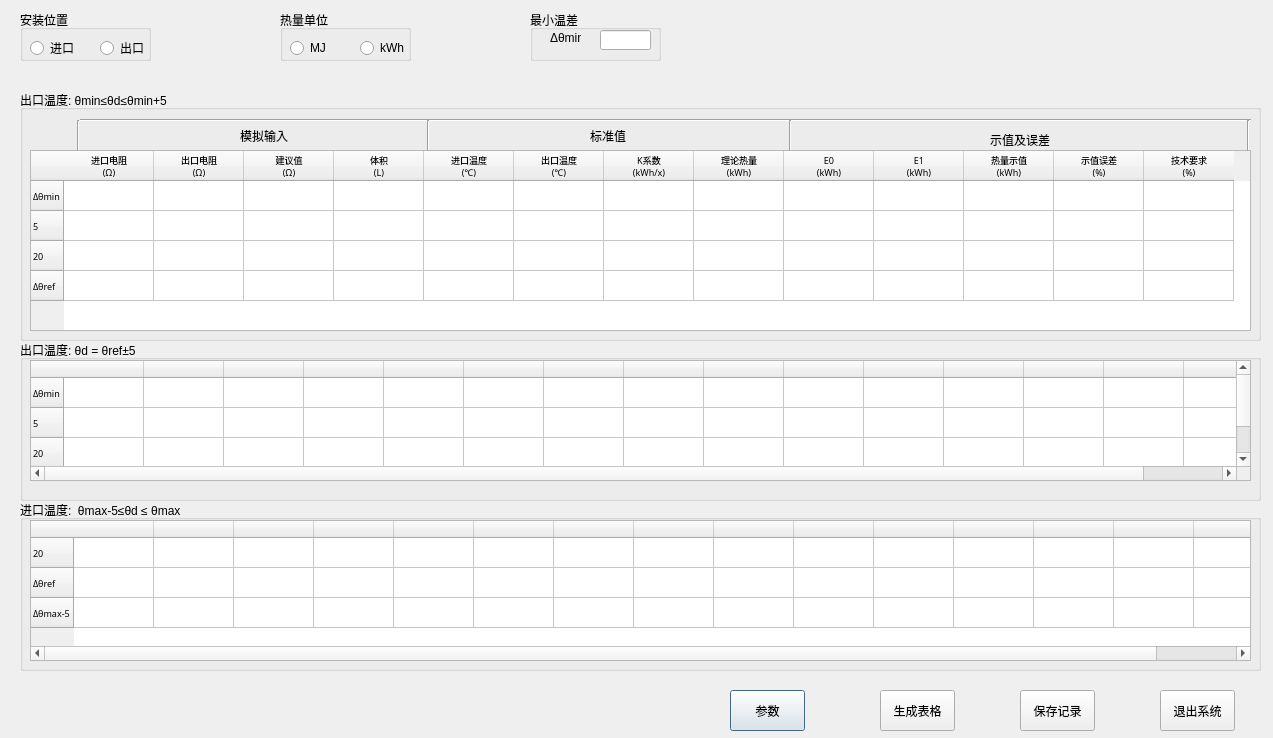
Before: the Qt Designer form source/calcverify/calcverify.ui in flimmy78/qtverify, drawn with Qt 5.
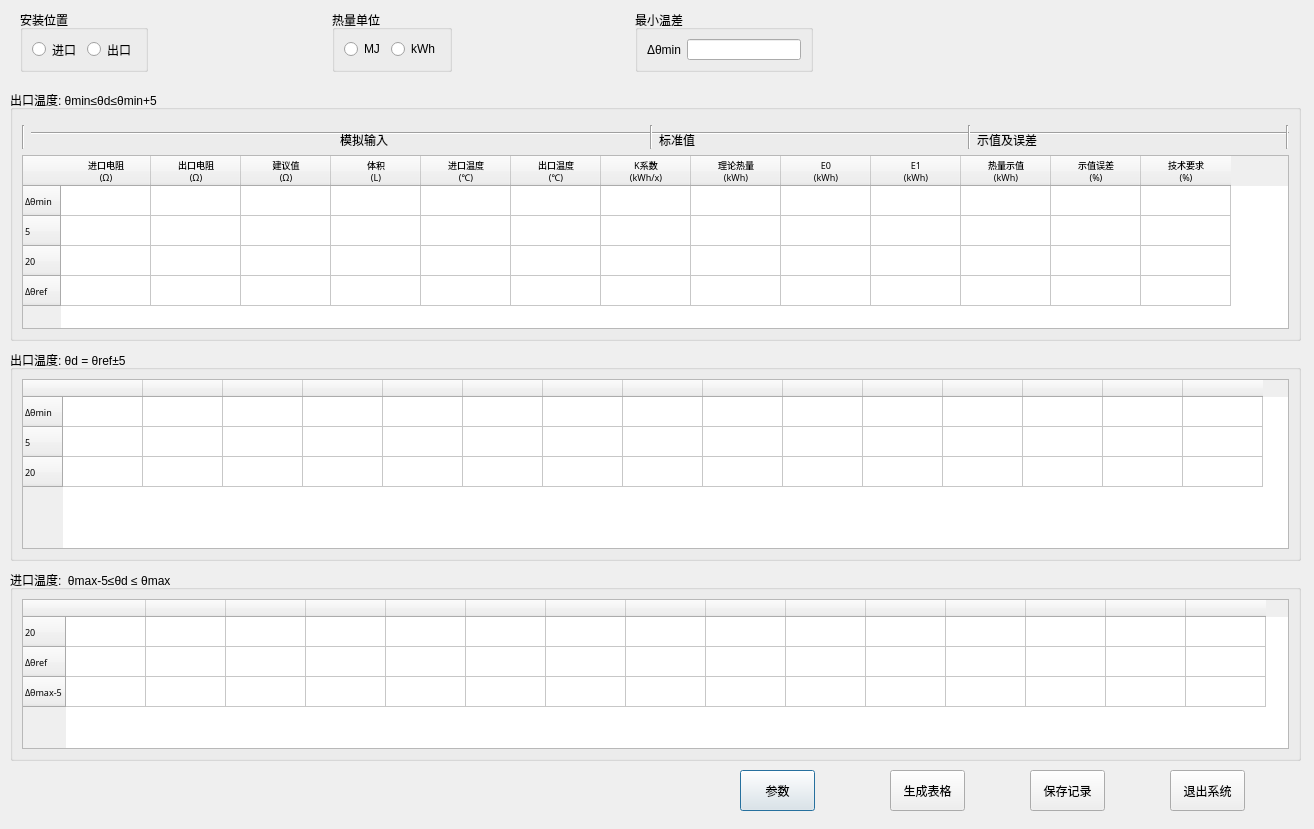
After: the same form once the commit is applied. Icons and pictures are not drawn.

Commit message: 计算器检测ui增加布局管理

```diff
--- a/source/calcverify/calcverify.ui
+++ b/source/calcverify/calcverify.ui
@@ -6,133 +6,19 @@
    <rect>
     <x>0</x>
     <y>0</y>
-    <width>1273</width>
-    <height>738</height>
+    <width>1314</width>
+    <height>829</height>
    </rect>
   </property>
   <property name="windowTitle">
    <string>计算器检测</string>
   </property>
-  <widget class="QGroupBox" name="groupBox_2">
-   <property name="geometry">
-    <rect>
-     <x>20</x>
-     <y>10</y>
-     <width>131</width>
-     <height>51</height>
-    </rect>
-   </property>
-   <property name="title">
-    <string>安装位置</string>
-   </property>
-   <widget class="QRadioButton" name="radioButton">
-    <property name="geometry">
-     <rect>
-      <x>10</x>
-      <y>30</y>
-      <width>51</width>
-      <height>16</height>
-     </rect>
-    </property>
-    <property name="text">
-     <string>进口</string>
-    </property>
-   </widget>
-   <widget class="QRadioButton" name="radioButton_2">
-    <property name="geometry">
-     <rect>
-      <x>80</x>
-      <y>30</y>
-      <width>51</width>
-      <height>16</height>
-     </rect>
-    </property>
-    <property name="text">
-     <string>出口</string>
-    </property>
-   </widget>
-  </widget>
-  <widget class="QGroupBox" name="groupBox_3">
-   <property name="geometry">
-    <rect>
-     <x>280</x>
-     <y>10</y>
-     <width>131</width>
-     <height>51</height>
-    </rect>
-   </property>
-   <property name="title">
-    <string>热量单位</string>
-   </property>
-   <widget class="QRadioButton" name="radioButton_3">
-    <property name="geometry">
-     <rect>
-      <x>10</x>
-      <y>30</y>
-      <width>51</width>
-      <height>16</height>
-     </rect>
-    </property>
-    <property name="text">
-     <string>MJ</string>
-    </property>
-   </widget>
-   <widget class="QRadioButton" name="radioButton_4">
-    <property name="geometry">
-     <rect>
-      <x>80</x>
-      <y>30</y>
-      <width>51</width>
-      <height>16</height>
-     </rect>
-    </property>
-    <property name="text">
-     <string>kWh</string>
-    </property>
-   </widget>
-  </widget>
-  <widget class="QGroupBox" name="groupBox_4">
-   <property name="geometry">
-    <rect>
-     <x>530</x>
-     <y>10</y>
-     <width>131</width>
-     <height>51</height>
-    </rect>
-   </property>
-   <property name="title">
-    <string>最小温差</string>
-   </property>
-   <widget class="QLineEdit" name="lineEdit">
-    <property name="geometry">
-     <rect>
-      <x>70</x>
-      <y>20</y>
-      <width>51</width>
-      <height>20</height>
-     </rect>
-    </property>
-   </widget>
-   <widget class="QLabel" name="label">
-    <property name="geometry">
-     <rect>
-      <x>20</x>
-      <y>20</y>
-      <width>31</width>
-      <height>16</height>
-     </rect>
-    </property>
-    <property name="text">
-     <string>Δθmin</string>
-    </property>
-   </widget>
-  </widget>
   <widget class="QGroupBox" name="groupBox_5">
    <property name="geometry">
     <rect>
-     <x>20</x>
+     <x>10</x>
      <y>90</y>
-     <width>1241</width>
+     <width>1291</width>
      <height>251</height>
     </rect>
    </property>
@@ -142,15 +28,65 @@
    <property name="toolTipDuration" stdset="0">
     <number>0</number>
    </property>
+   <layout class="QGridLayout" name="gridLayout_6">
+    <item row="0" column="1" rowspan="3" colspan="7">
+     <widget class="Line" name="line_3">
+      <property name="orientation">
+       <enum>Qt::Horizontal</enum>
+      </property>
+     </widget>
+    </item>
+    <item row="1" column="0" rowspan="2">
+     <widget class="Line" name="line_7">
+      <property name="orientation">
+       <enum>Qt::Vertical</enum>
+      </property>
+     </widget>
+    </item>
+    <item row="1" column="3" rowspan="2">
+     <widget class="Line" name="line_6">
+      <property name="orientation">
+       <enum>Qt::Vertical</enum>
+      </property>
+     </widget>
+    </item>
+    <item row="1" column="5" rowspan="2">
+     <widget class="Line" name="line_4">
+      <property name="orientation">
+       <enum>Qt::Vertical</enum>
+      </property>
+     </widget>
+    </item>
+    <item row="1" column="7" rowspan="2">
+     <widget class="Line" name="line_5">
+      <property name="orientation">
+       <enum>Qt::Vertical</enum>
+      </property>
+     </widget>
+    </item>
+    <item row="2" column="2">
+     <widget class="QLabel" name="label_2">
+      <property name="text">
+       <string>模拟输入</string>
+      </property>
+     </widget>
+    </item>
+    <item row="2" column="4">
+     <widget class="QLabel" name="label_3">
+      <property name="text">
+       <string>标准值</string>
+      </property>
+     </widget>
+    </item>
+    <item row="2" column="6">
+     <widget class="QLabel" name="label_4">
+      <property name="text">
+       <string>示值及误差</string>
+      </property>
+     </widget>
+    </item>
+    <item row="3" column="0" colspan="8">
    <widget class="QTableWidget" name="tableWidget">
-    <property name="geometry">
-     <rect>
-      <x>10</x>
-      <y>60</y>
-      <width>1221</width>
-      <height>181</height>
-     </rect>
-    </property>
     <property name="font">
      <font>
       <family>微软雅黑</family>
@@ -177,7 +113,7 @@
     </row>
     <row>
      <property name="text">
-      <string>Δθref</string>
+        <string>Δθref    </string>
      </property>
     </row>
     <column>
@@ -259,118 +195,16 @@
      </property>
     </column>
    </widget>
-   <widget class="QLabel" name="label_2">
-    <property name="geometry">
-     <rect>
-      <x>220</x>
-      <y>40</y>
-      <width>54</width>
-      <height>12</height>
-     </rect>
-    </property>
-    <property name="text">
-     <string>模拟输入</string>
-    </property>
-   </widget>
-   <widget class="Line" name="line_3">
-    <property name="geometry">
-     <rect>
-      <x>60</x>
-      <y>10</y>
-      <width>1171</width>
-      <height>41</height>
-     </rect>
-    </property>
-    <property name="orientation">
-     <enum>Qt::Horizontal</enum>
-    </property>
-   </widget>
-   <widget class="Line" name="line_4">
-    <property name="geometry">
-     <rect>
-      <x>760</x>
-      <y>30</y>
-      <width>20</width>
-      <height>31</height>
-     </rect>
-    </property>
-    <property name="orientation">
-     <enum>Qt::Vertical</enum>
-    </property>
-   </widget>
-   <widget class="Line" name="line_5">
-    <property name="geometry">
-     <rect>
-      <x>1220</x>
-      <y>30</y>
-      <width>16</width>
-      <height>31</height>
-     </rect>
-    </property>
-    <property name="orientation">
-     <enum>Qt::Vertical</enum>
-    </property>
-   </widget>
-   <widget class="QLabel" name="label_3">
-    <property name="geometry">
-     <rect>
-      <x>570</x>
-      <y>40</y>
-      <width>54</width>
-      <height>12</height>
-     </rect>
-    </property>
-    <property name="text">
-     <string>标准值</string>
-    </property>
-   </widget>
-   <widget class="QLabel" name="label_4">
-    <property name="geometry">
-     <rect>
-      <x>970</x>
-      <y>40</y>
-      <width>71</width>
-      <height>20</height>
-     </rect>
-    </property>
-    <property name="text">
-     <string>示值及误差</string>
-    </property>
-   </widget>
-   <widget class="Line" name="line_6">
-    <property name="geometry">
-     <rect>
-      <x>400</x>
-      <y>30</y>
-      <width>16</width>
-      <height>31</height>
-     </rect>
-    </property>
-    <property name="orientation">
-     <enum>Qt::Vertical</enum>
-    </property>
-   </widget>
-   <widget class="Line" name="line_7">
-    <property name="geometry">
-     <rect>
-      <x>50</x>
-      <y>30</y>
-      <width>16</width>
-      <height>31</height>
-     </rect>
-    </property>
-    <property name="orientation">
-     <enum>Qt::Vertical</enum>
-    </property>
-   </widget>
+    </item>
+   </layout>
   </widget>
   <widget class="QGroupBox" name="groupBox_6">
    <property name="geometry">
     <rect>
-     <x>20</x>
-     <y>340</y>
-     <width>1241</width>
-     <height>161</height>
+     <x>10</x>
+     <y>350</y>
+     <width>1291</width>
+     <height>211</height>
     </rect>
    </property>
    <property name="title">
@@ -379,15 +213,9 @@
    <property name="toolTipDuration" stdset="0">
     <number>0</number>
    </property>
+   <layout class="QGridLayout" name="gridLayout_5">
+    <item row="0" column="0">
    <widget class="QTableWidget" name="tableWidget_2">
-    <property name="geometry">
-     <rect>
-      <x>10</x>
-      <y>20</y>
-      <width>1221</width>
-      <height>121</height>
-     </rect>
-    </property>
     <property name="font">
      <font>
       <family>微软雅黑</family>
@@ -399,7 +227,7 @@
     </attribute>
     <row>
      <property name="text">
-      <string>Δθmin</string>
+        <string>Δθmin   </string>
      </property>
     </row>
     <row>
@@ -488,14 +316,16 @@
      </property>
     </column>
    </widget>
+    </item>
+   </layout>
   </widget>
   <widget class="QGroupBox" name="groupBox_7">
    <property name="geometry">
     <rect>
-     <x>20</x>
-     <y>500</y>
-     <width>1241</width>
-     <height>171</height>
+     <x>10</x>
+     <y>570</y>
+     <width>1291</width>
+     <height>191</height>
     </rect>
    </property>
    <property name="title">
@@ -504,15 +334,9 @@
    <property name="toolTipDuration" stdset="0">
     <number>0</number>
    </property>
+   <layout class="QGridLayout" name="gridLayout_4">
+    <item row="0" column="0">
    <widget class="QTableWidget" name="tableWidget_3">
-    <property name="geometry">
-     <rect>
-      <x>10</x>
-      <y>20</y>
-      <width>1221</width>
-      <height>141</height>
-     </rect>
-    </property>
     <property name="font">
      <font>
       <family>微软雅黑</family>
@@ -613,16 +437,24 @@
      </property>
     </column>
    </widget>
+    </item>
+   </layout>
   </widget>
   <widget class="QPushButton" name="pushButton_4">
    <property name="geometry">
     <rect>
-     <x>730</x>
-     <y>690</y>
+     <x>740</x>
+     <y>770</y>
      <width>75</width>
      <height>41</height>
     </rect>
    </property>
+   <property name="sizePolicy">
+    <sizepolicy hsizetype="Preferred" vsizetype="Fixed">
+     <horstretch>0</horstretch>
+     <verstretch>0</verstretch>
+    </sizepolicy>
+   </property>
    <property name="text">
     <string>参数</string>
    </property>
@@ -634,12 +466,18 @@
   <widget class="QPushButton" name="pushButton_5">
    <property name="geometry">
     <rect>
-     <x>880</x>
-     <y>690</y>
+     <x>890</x>
+     <y>770</y>
      <width>75</width>
      <height>41</height>
     </rect>
    </property>
+   <property name="sizePolicy">
+    <sizepolicy hsizetype="Preferred" vsizetype="Fixed">
+     <horstretch>0</horstretch>
+     <verstretch>0</verstretch>
+    </sizepolicy>
+   </property>
    <property name="text">
     <string>生成表格</string>
    </property>
@@ -651,12 +489,18 @@
   <widget class="QPushButton" name="pushButton_6">
    <property name="geometry">
     <rect>
-     <x>1020</x>
-     <y>690</y>
+     <x>1030</x>
+     <y>770</y>
      <width>75</width>
      <height>41</height>
     </rect>
    </property>
+   <property name="sizePolicy">
+    <sizepolicy hsizetype="Preferred" vsizetype="Fixed">
+     <horstretch>0</horstretch>
+     <verstretch>0</verstretch>
+    </sizepolicy>
+   </property>
    <property name="text">
     <string>保存记录</string>
    </property>
@@ -668,12 +512,18 @@
   <widget class="QPushButton" name="pushButton_7">
    <property name="geometry">
     <rect>
-     <x>1160</x>
-     <y>690</y>
+     <x>1170</x>
+     <y>770</y>
      <width>75</width>
      <height>41</height>
     </rect>
    </property>
+   <property name="sizePolicy">
+    <sizepolicy hsizetype="Preferred" vsizetype="Fixed">
+     <horstretch>0</horstretch>
+     <verstretch>0</verstretch>
+    </sizepolicy>
+   </property>
    <property name="text">
     <string>退出系统</string>
    </property>
@@ -682,6 +532,122 @@
      <normaloff>../../exit.png</normaloff>../../exit.png</iconset>
    </property>
   </widget>
+  <widget class="QWidget" name="">
+   <property name="geometry">
+    <rect>
+     <x>20</x>
+     <y>10</y>
+     <width>1281</width>
+     <height>62</height>
+    </rect>
+   </property>
+   <layout class="QHBoxLayout" name="horizontalLayout">
+    <item>
+     <widget class="QGroupBox" name="groupBox_2">
+      <property name="title">
+       <string>安装位置</string>
+      </property>
+      <layout class="QGridLayout" name="gridLayout">
+       <item row="0" column="0">
+        <widget class="QRadioButton" name="radioButton">
+         <property name="text">
+          <string>进口</string>
+         </property>
+        </widget>
+       </item>
+       <item row="0" column="1">
+        <widget class="QRadioButton" name="radioButton_2">
+         <property name="text">
+          <string>出口</string>
+         </property>
+        </widget>
+       </item>
+      </layout>
+     </widget>
+    </item>
+    <item>
+     <spacer name="horizontalSpacer">
+      <property name="orientation">
+       <enum>Qt::Horizontal</enum>
+      </property>
+      <property name="sizeHint" stdset="0">
+       <size>
+        <width>40</width>
+        <height>20</height>
+       </size>
+      </property>
+     </spacer>
+    </item>
+    <item>
+     <widget class="QGroupBox" name="groupBox_3">
+      <property name="title">
+       <string>热量单位</string>
+      </property>
+      <layout class="QGridLayout" name="gridLayout_2">
+       <item row="0" column="0">
+        <widget class="QRadioButton" name="radioButton_3">
+         <property name="text">
+          <string>MJ</string>
+         </property>
+        </widget>
+       </item>
+       <item row="0" column="1">
+        <widget class="QRadioButton" name="radioButton_4">
+         <property name="text">
+          <string>kWh</string>
+         </property>
+        </widget>
+       </item>
+      </layout>
+     </widget>
+    </item>
+    <item>
+     <spacer name="horizontalSpacer_2">
+      <property name="orientation">
+       <enum>Qt::Horizontal</enum>
+      </property>
+      <property name="sizeHint" stdset="0">
+       <size>
+        <width>40</width>
+        <height>20</height>
+       </size>
+      </property>
+     </spacer>
+    </item>
+    <item>
+     <widget class="QGroupBox" name="groupBox_4">
+      <property name="title">
+       <string>最小温差</string>
+      </property>
+      <layout class="QGridLayout" name="gridLayout_3">
+       <item row="0" column="0">
+        <widget class="QLabel" name="label">
+         <property name="text">
+          <string>Δθmin</string>
+         </property>
+        </widget>
+       </item>
+       <item row="0" column="1">
+        <widget class="QLineEdit" name="lineEdit"/>
+       </item>
+      </layout>
+     </widget>
+    </item>
+    <item>
+     <spacer name="horizontalSpacer_3">
+      <property name="orientation">
+       <enum>Qt::Horizontal</enum>
+      </property>
+      <property name="sizeHint" stdset="0">
+       <size>
+        <width>488</width>
+        <height>20</height>
+       </size>
+      </property>
+     </spacer>
+    </item>
+   </layout>
+  </widget>
  </widget>
  <resources/>
  <connections/>
```
Lines whose indentation alone changed are shown as unchanged. The commit also changes 1 other file.
